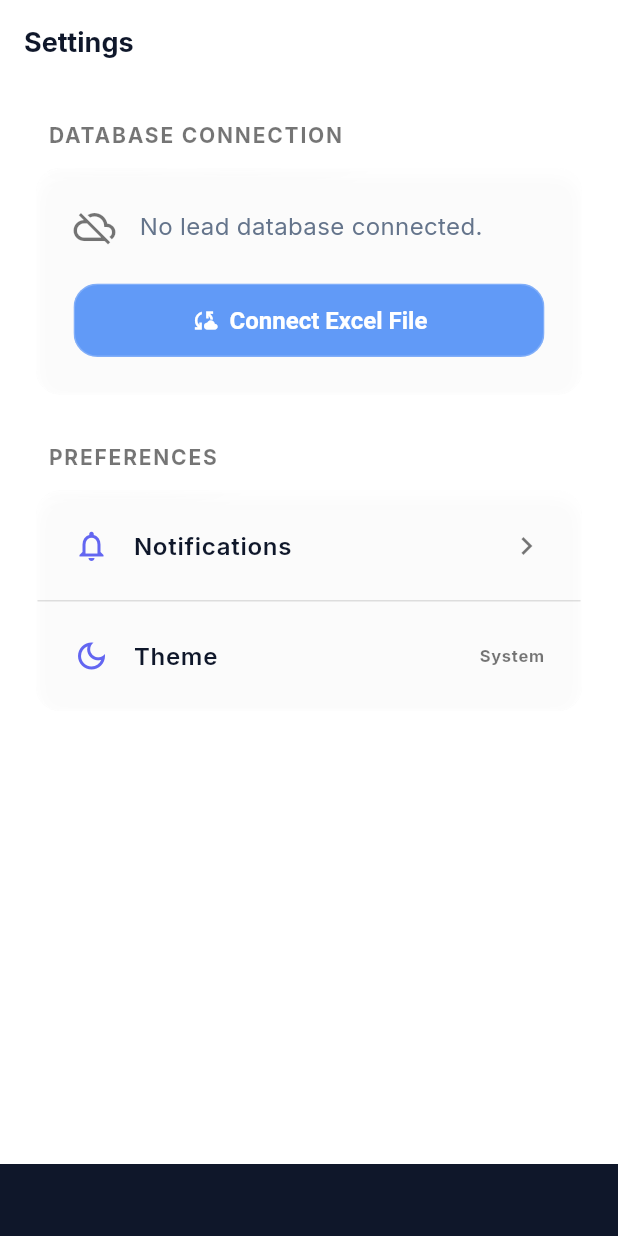
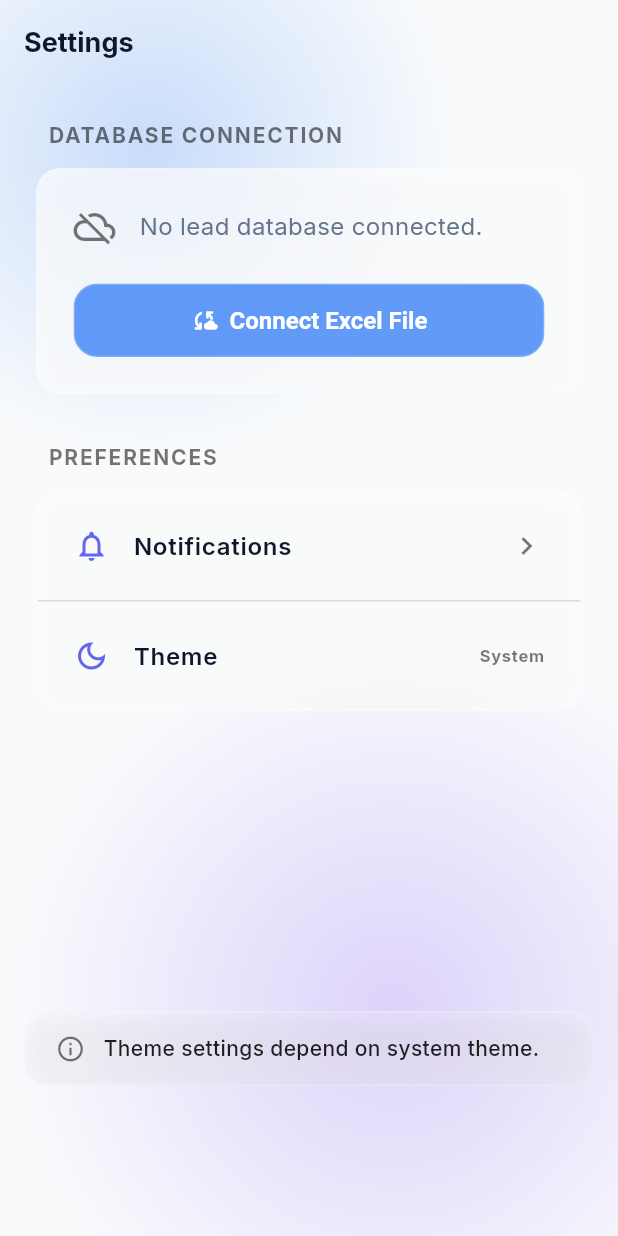
Before and after one commit to tanmaychdri/Leads-Studio, a Flutter app: the SettingsScreen screen opened by its route, after a tap on "Theme", on a phone screen of 412 x 824 dp. Run offline on Flutter 3.47's test engine with Material 3 defaults, Android fonts, the phone set to English and light mode, and no system bars; our stand-ins replace drift, flutter_animate, flutter_dotenv, flutter_local_notifications, flutter_riverpod, flutter_secure_storage and 6 more; missing offline and left inert: excel, googleapis; accounts and stored records are empty; generated files the repository leaves out were written again.

Commit message:
feat: Replace default snackbars with global GlassSnackBar, fix excel styling issues, and fix ColumnMapper mapping bug

```diff
--- a/lib/app/router/app_router.dart
+++ b/lib/app/router/app_router.dart
@@ -66,14 +66,7 @@
       ),
       GoRoute(
         path: '/settings',
-        pageBuilder: (context, state) => CustomTransitionPage(
-          key: state.pageKey,
-          child: const SettingsScreen(),
-          transitionsBuilder: (context, animation, secondaryAnimation, child) {
-            return FadeTransition(opacity: animation, child: child);
-          },
-          opaque: false,
-        ),
+        builder: (context, state) => const SettingsScreen(),
         routes: [
           GoRoute(
             path: 'notifications',
--- a/lib/core/widgets/glass/glass_button.dart
+++ b/lib/core/widgets/glass/glass_button.dart
@@ -3,7 +3,7 @@
 import 'package:leads_studio/app/theme/app_colors.dart';
 import 'dart:ui';
 
-class GlassButton extends StatelessWidget {
+class GlassButton extends StatefulWidget {
   final VoidCallback? onPressed;
   final Widget child;
   final bool isPrimary;
@@ -22,30 +22,64 @@
   });
 
   @override
+  State<GlassButton> createState() => _GlassButtonState();
+}
+
+class _GlassButtonState extends State<GlassButton> with SingleTickerProviderStateMixin {
+  late final AnimationController _controller;
+  late final Animation<double> _scaleAnimation;
+
+  @override
+  void initState() {
+    super.initState();
+    _controller = AnimationController(
+      vsync: this,
+      duration: const Duration(milliseconds: 150),
+      reverseDuration: const Duration(milliseconds: 200),
+    );
+    _scaleAnimation = Tween<double>(begin: 1.0, end: 0.95).animate(
+      CurvedAnimation(parent: _controller, curve: Curves.easeInOutCubic),
+    );
+  }
+
+  @override
+  void dispose() {
+    _controller.dispose();
+    super.dispose();
+  }
+
+  @override
   Widget build(BuildContext context) {
     final isDark = Theme.of(context).brightness == Brightness.dark;
 
     Color bgColor;
-    if (isPrimary) {
-      bgColor = AppColors.primary.withValues(alpha: opacity);
+    if (widget.isPrimary) {
+      bgColor = AppColors.primary.withValues(alpha: widget.opacity);
     } else {
-      bgColor = GlassTheme.getSurfaceColor(context, opacity: opacity);
+      bgColor = GlassTheme.getSurfaceColor(context, opacity: widget.opacity);
     }
 
-    return ClipRRect(
+    return GestureDetector(
+      onTapDown: widget.onPressed != null ? (_) => _controller.forward() : null,
+      onTapUp: widget.onPressed != null ? (_) {
+        _controller.reverse();
+        widget.onPressed!();
+      } : null,
+      onTapCancel: widget.onPressed != null ? () => _controller.reverse() : null,
+      child: ScaleTransition(
+        scale: _scaleAnimation,
+        child: ClipRRect(
           borderRadius: GlassTheme.radiusMedium,
           child: BackdropFilter(
-        filter: ImageFilter.blur(sigmaX: blur, sigmaY: blur),
-        child: Material(
+            filter: ImageFilter.blur(sigmaX: widget.blur, sigmaY: widget.blur),
+            child: Container(
               color: bgColor,
-          child: InkWell(
-            onTap: onPressed,
               child: Container(
-              padding: padding ?? const EdgeInsets.symmetric(horizontal: 24, vertical: 14),
+                padding: widget.padding ?? const EdgeInsets.symmetric(horizontal: 24, vertical: 14),
                 decoration: BoxDecoration(
                   borderRadius: GlassTheme.radiusMedium,
                   border: Border.all(
-                  color: isPrimary
+                    color: widget.isPrimary
                         ? Colors.white.withValues(alpha: 0.2)
                         : GlassTheme.getBorderColor(context, opacity: 0.3),
                     width: 1,
@@ -53,7 +87,7 @@
                 ),
                 child: DefaultTextStyle(
                   style: TextStyle(
-                  color: isPrimary
+                    color: widget.isPrimary
                         ? Colors.white
                         : (isDark ? Colors.white : AppColors.textPrimaryLight),
                     fontWeight: FontWeight.w600,
@@ -61,11 +95,12 @@
                   ),
                   child: IconTheme(
                     data: IconThemeData(
-                    color: isPrimary
+                      color: widget.isPrimary
                           ? Colors.white
                           : (isDark ? Colors.white : AppColors.textPrimaryLight),
                     ),
-                  child: Center(child: child),
+                    child: Center(child: widget.child),
+                  ),
                 ),
               ),
             ),
--- a/lib/core/widgets/glass/glass_container.dart
+++ b/lib/core/widgets/glass/glass_container.dart
@@ -2,7 +2,7 @@
 import 'package:flutter/material.dart';
 import 'package:leads_studio/core/theme/glass_theme.dart';
 
-class GlassContainer extends StatelessWidget {
+class GlassContainer extends StatefulWidget {
   final Widget child;
   final double? width;
   final double? height;
@@ -25,43 +25,83 @@
     this.blur = GlassTheme.blurMedium,
     this.opacity = 0.7,
     this.border = true,
+    this.color,
+    this.borderColor,
     this.onTap,
   });
 
+  final Color? color;
+  final Color? borderColor;
+
+  @override
+  State<GlassContainer> createState() => _GlassContainerState();
+}
+
+class _GlassContainerState extends State<GlassContainer> with SingleTickerProviderStateMixin {
+  late final AnimationController _controller;
+  late final Animation<double> _scaleAnimation;
+
+  @override
+  void initState() {
+    super.initState();
+    _controller = AnimationController(
+      vsync: this,
+      duration: const Duration(milliseconds: 150),
+      reverseDuration: const Duration(milliseconds: 200),
+    );
+    _scaleAnimation = Tween<double>(begin: 1.0, end: 0.98).animate(
+      CurvedAnimation(parent: _controller, curve: Curves.easeInOutCubic),
+    );
+  }
+
+  @override
+  void dispose() {
+    _controller.dispose();
+    super.dispose();
+  }
+
   @override
   Widget build(BuildContext context) {
-    final effectiveRadius = borderRadius ?? GlassTheme.radiusMedium;
+    final effectiveRadius = widget.borderRadius ?? GlassTheme.radiusMedium;
 
     Widget container = Container(
-      width: width,
-      height: height,
-      padding: padding,
-      margin: margin,
+      width: widget.width,
+      height: widget.height,
+      padding: widget.padding,
+      margin: widget.margin,
       decoration: BoxDecoration(
-        color: GlassTheme.getSurfaceColor(context, opacity: opacity),
+        color: widget.color ?? GlassTheme.getSurfaceColor(context, opacity: widget.opacity),
         borderRadius: effectiveRadius,
-        border: border ? Border.all(
-          color: GlassTheme.getBorderColor(context),
+        border: widget.border ? Border.all(
+          color: widget.borderColor ?? GlassTheme.getBorderColor(context),
           width: 1.0,
         ) : null,
         boxShadow: GlassTheme.subtleShadow,
       ),
-      child: child,
+      child: widget.child,
     );
 
-    if (onTap != null) {
-      container = InkWell(
-        onTap: onTap,
+    if (widget.blur > 0) {
+      container = ClipRRect(
         borderRadius: effectiveRadius,
-        child: container,
+        child: BackdropFilter(
+          filter: ImageFilter.blur(sigmaX: widget.blur, sigmaY: widget.blur),
+          child: container,
+        ),
       );
     }
 
-    if (blur > 0) {
-      return ClipRRect(
-        borderRadius: effectiveRadius,
-        child: BackdropFilter(
-          filter: ImageFilter.blur(sigmaX: blur, sigmaY: blur),
+    if (widget.onTap != null) {
+      return GestureDetector(
+        onTapDown: (_) => _controller.forward(),
+        onTapUp: (_) {
+          _controller.reverse();
+          widget.onTap!();
+        },
+        onTapCancel: () => _controller.reverse(),
+        behavior: HitTestBehavior.opaque,
+        child: ScaleTransition(
+          scale: _scaleAnimation,
           child: container,
         ),
       );
--- /dev/null
+++ b/lib/core/widgets/glass/glass_snackbar.dart
@@ -0,0 +1,61 @@
+import 'package:flutter/material.dart';
+import 'package:leads_studio/core/widgets/glass/glass_container.dart';
+import 'package:leads_studio/core/theme/glass_theme.dart';
+
+class GlassSnackBar {
+  static void show(BuildContext context, String message, {bool isError = false, bool isSuccess = false}) {
+    final isDark = Theme.of(context).brightness == Brightness.dark;
+
+    Color? customColor;
+    Color? customBorderColor;
+    IconData icon = Icons.info_outline;
+    Color iconColor = isDark ? Colors.white70 : Colors.black54;
+
+    if (isError) {
+      customColor = Colors.redAccent.withValues(alpha: 0.15);
+      customBorderColor = Colors.redAccent.withValues(alpha: 0.5);
+      icon = Icons.error_outline;
+      iconColor = Colors.redAccent;
+    } else if (isSuccess) {
+      customColor = Colors.green.withValues(alpha: 0.15);
+      customBorderColor = Colors.green.withValues(alpha: 0.5);
+      icon = Icons.check_circle_outline;
+      iconColor = Colors.green;
+    }
+
+    final snackBar = SnackBar(
+      elevation: 0,
+      behavior: SnackBarBehavior.floating,
+      backgroundColor: Colors.transparent,
+      padding: EdgeInsets.zero,
+      margin: const EdgeInsets.only(bottom: 100, left: 16, right: 16),
+      content: GlassContainer(
+        padding: const EdgeInsets.symmetric(horizontal: 20, vertical: 14),
+        border: true,
+        opacity: (isError || isSuccess) ? 0.3 : 0.2,
+        blur: GlassTheme.blurHeavy,
+        color: customColor,
+        borderColor: customBorderColor,
+        child: Row(
+          children: [
+            Icon(icon, color: iconColor, size: 20),
+            const SizedBox(width: 12),
+            Expanded(
+              child: Text(
+                message,
+                style: TextStyle(
+                  color: isDark ? Colors.white : Colors.black87,
+                  fontWeight: FontWeight.w500,
+                ),
+              ),
+            ),
+          ],
+        ),
+      ),
+    );
+
+    ScaffoldMessenger.of(context)
+      ..hideCurrentSnackBar()
+      ..showSnackBar(snackBar);
+  }
+}
--- a/lib/features/drive/presentation/providers/drive_provider.dart
+++ b/lib/features/drive/presentation/providers/drive_provider.dart
@@ -44,8 +44,8 @@
   Future<bool> connectDriveAndFetchFiles() async {
     state = state.copyWith(isLoading: true, clearError: true);
     try {
-      // 1. Request the drive.readonly scope
-      final success = await _authNotifier.requestScopes(['https://www.googleapis.com/auth/drive.readonly']);
+      // 1. Request the full drive scope to allow uploading and modifying files
+      final success = await _authNotifier.requestScopes(['https://www.googleapis.com/auth/drive']);
       if (!success) {
         state = state.copyWith(isLoading: false, error: 'Google Drive permission denied.');
         return false;
--- a/lib/features/follow_ups/presentation/widgets/follow_up_card.dart
+++ b/lib/features/follow_ups/presentation/widgets/follow_up_card.dart
@@ -1,3 +1,4 @@
+import 'package:leads_studio/core/widgets/glass/glass_snackbar.dart';
 import 'package:flutter/material.dart';
 import 'package:flutter/services.dart';
 import 'package:go_router/go_router.dart';
@@ -31,13 +32,13 @@
         await launchUrl(url);
       } else {
         if (context.mounted) {
-          ScaffoldMessenger.of(context).showSnackBar(const SnackBar(content: Text('Could not launch phone app')));
+          GlassSnackBar.show(context, 'Could not launch phone app', isError: true);
         }
       }
     } else {
       await Clipboard.setData(ClipboardData(text: phone));
       if (context.mounted) {
-        ScaffoldMessenger.of(context).showSnackBar(const SnackBar(content: Text('Phone number copied to clipboard')));
+        GlassSnackBar.show(context, 'Phone number copied to clipboard', isSuccess: true);
       }
     }
   }
--- a/lib/features/follow_ups/presentation/widgets/quick_reschedule_dialog.dart
+++ b/lib/features/follow_ups/presentation/widgets/quick_reschedule_dialog.dart
@@ -1,3 +1,4 @@
+import 'package:leads_studio/core/widgets/glass/glass_snackbar.dart';
 import 'package:flutter/material.dart';
 import 'package:flutter_riverpod/flutter_riverpod.dart';
 import 'package:go_router/go_router.dart';
@@ -24,12 +25,12 @@
       if (context.mounted) {
         context.pop(); // Pop loading
         context.pop(); // Pop dialog
-        ScaffoldMessenger.of(context).showSnackBar(const SnackBar(content: Text('Follow-up rescheduled')));
+        GlassSnackBar.show(context, 'Follow-up rescheduled', isSuccess: true);
       }
     } catch (e) {
       if (context.mounted) {
         context.pop(); // Pop loading
-        ScaffoldMessenger.of(context).showSnackBar(SnackBar(content: Text('Error: $e')));
+        GlassSnackBar.show(context, 'Error: $e', isError: true);
       }
     }
   }
--- a/lib/features/settings/presentation/settings_screen.dart
+++ b/lib/features/settings/presentation/settings_screen.dart
@@ -1,10 +1,11 @@
-import 'dart:ui';
+import 'package:leads_studio/core/widgets/glass/glass_snackbar.dart';
 import 'package:flutter/material.dart';
 import 'package:flutter_riverpod/flutter_riverpod.dart';
 import 'package:go_router/go_router.dart';
 import 'package:leads_studio/features/drive/presentation/providers/drive_provider.dart';
 import 'package:leads_studio/core/widgets/glass/glass_container.dart';
 import 'package:leads_studio/core/widgets/glass/glass_button.dart';
+import 'package:leads_studio/core/widgets/glass/ambient_background.dart';
 import 'package:leads_studio/app/theme/app_colors.dart';
 
 class SettingsScreen extends ConsumerWidget {
@@ -17,15 +18,7 @@
 
     return Stack(
       children: [
-        // Premium glass backdrop blur
-        ClipRect(
-          child: BackdropFilter(
-            filter: ImageFilter.blur(sigmaX: 30, sigmaY: 30),
-            child: Container(
-              color: isDark ? Colors.black.withValues(alpha: 0.3) : Colors.white.withValues(alpha: 0.3),
-            ),
-          ),
-        ),
+        const AmbientBackground(),
         Scaffold(
           backgroundColor: Colors.transparent,
           appBar: AppBar(
@@ -212,9 +205,7 @@
                         style: TextStyle(color: isDark ? Colors.white70 : Colors.black54, fontWeight: FontWeight.bold),
                       ),
                       onTap: () {
-                        ScaffoldMessenger.of(context).showSnackBar(
-                          const SnackBar(content: Text('Theme settings depend on system theme.')),
-                        );
+                        GlassSnackBar.show(context, 'Theme settings depend on system theme.');
                       },
                     ),
                   ],
```
Also changed, not shown: lib/app/theme/app_theme.dart (+16 -0 lines), lib/core/sync/sync_engine.dart (+22 -7 lines), lib/core/widgets/app_scaffold.dart (+8 -8 lines), lib/core/widgets/glass/glass_navigation.dart (+16 -6 lines), lib/features/drive/data/services/google_drive_service.dart (+12 -8 lines), lib/features/excel/data/services/column_mapper.dart (+6 -6 lines), lib/features/excel/data/services/excel_service.dart (+141 -12 lines), lib/features/leads/presentation/screens/lead_form_screen.dart (+3 -4 lines), lib/features/leads/presentation/widgets/lead_quick_actions.dart (+4 -3 lines). Lines whose indentation alone changed are shown as unchanged.
